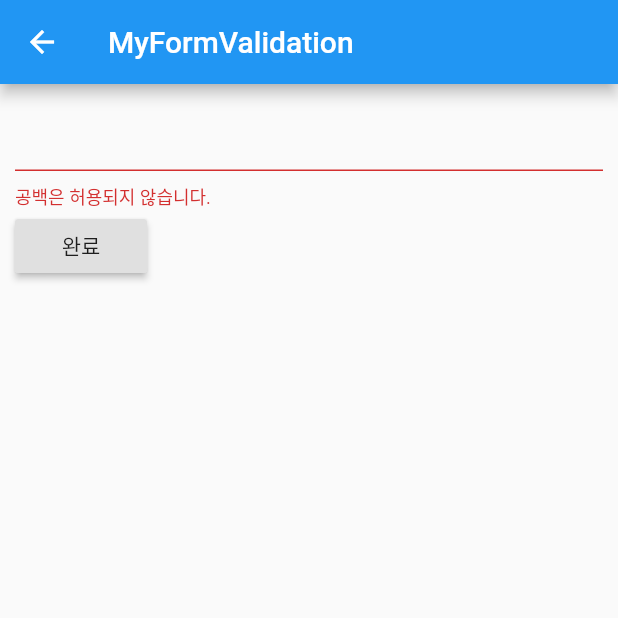
After one commit to juhyeon1114/flutter-mid, a Flutter app: the MyFormValidation screen opened directly, after a tap on "완료", on a phone screen of 412 x 824 dp, the top half of it. The commit adds this screen. Run offline on Flutter 3.47's test engine with Material 2 defaults, Android fonts, the phone set to English and light mode, and no system bars.

Commit message:
form validation까지 들음

```diff
--- a/lib/main.dart
+++ b/lib/main.dart
@@ -5,6 +5,7 @@ import 'package:flutter_mid/src/MyDrawer.dart';
 import 'package:flutter_mid/src/MySnackBar.dart';
 import 'package:flutter_mid/src/MyOrientation.dart';
 import 'package:flutter_mid/src/MyTabController.dart';
+import 'package:flutter_mid/src/MyFormValidation.dart';
 
 void main() {
   runApp(MyApp());
@@ -75,6 +76,12 @@ class _HomeState extends State<Home> {
             Navigator.push(context, MaterialPageRoute(builder: (context) => MyTabController()));
           },
         ),
+        ListTile(
+          title: Text('MyFormValidation'),
+          onTap: () {
+            Navigator.push(context, MaterialPageRoute(builder: (context) => MyFormValidation()));
+          },
+        ),
       ],
     );
   }
--- /dev/null
+++ b/lib/src/MyFormValidation.dart
@@ -0,0 +1,42 @@
+import 'package:flutter/material.dart';
+
+class MyFormValidation extends StatefulWidget {
+  @override
+  _MyFormValidationState createState() => _MyFormValidationState();
+}
+
+class _MyFormValidationState extends State<MyFormValidation> {
+  final _formKey = GlobalKey<FormState>();
+
+  @override
+  Widget build(BuildContext context) {
+    return Scaffold(
+      appBar: AppBar(title: Text('MyFormValidation')),
+      body: Form(
+        key: _formKey,
+        child: Padding(
+          padding: const EdgeInsets.all(10),
+          child: Column(
+            crossAxisAlignment: CrossAxisAlignment.start,
+            children: <Widget>[
+              TextFormField(
+                validator: (value) {
+                  return value.isEmpty ? '공백은 허용되지 않습니다.' : null;
+                },
+              ),
+              RaisedButton(
+                onPressed: () {
+                  if (_formKey.currentState.validate()) {
+                    // 뭔가 하면됨
+                    Scaffold.of(_formKey.currentContext).showSnackBar(SnackBar(content: Text('처리중'),));
+                  }
+                },
+                child: Text('완료')
+              ),
+            ],
+          )
+        )
+      ),
+    );
+  }
+}
```
